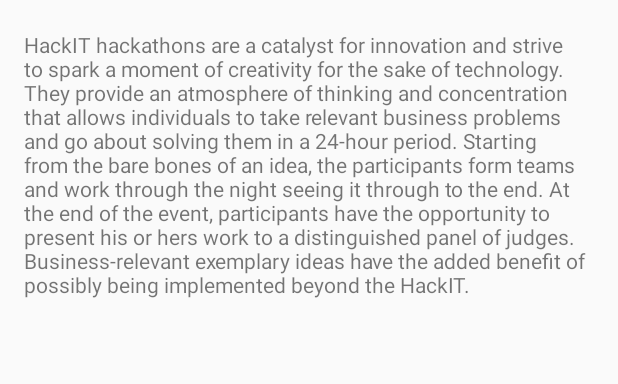
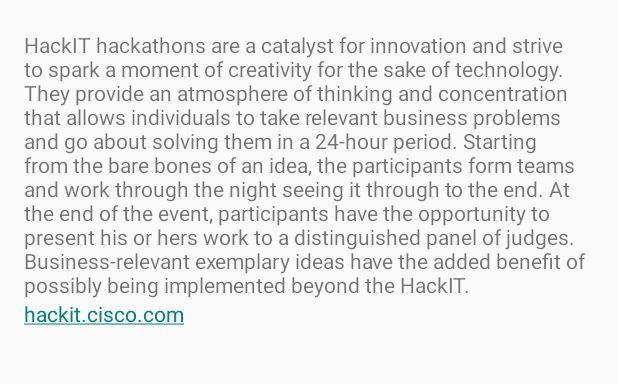
Before and after one commit to Surgens/HackIT-Mobile, an Android app: the screen it shows after launch (MainActivity), on a phone screen of 412 x 824 dp, the part 405-789 px from its top. Run offline under Robolectric (Android 15) with nearby library versions, the phone set to English and light mode, and no system bars.

Commit message:
updated fragment_main_dummy.xml

```diff
--- a/Application/src/main/res/layout/fragment_main_dummy.xml
+++ b/Application/src/main/res/layout/fragment_main_dummy.xml
@@ -18,10 +18,6 @@
             android:layout_height="150dp"
             android:src="@drawable/hackit_logo"
             />
-        <TextView
-            android:id="@+id/section_label"
-            android:layout_width="wrap_content"
-            android:layout_height="wrap_content" />
 
         <TextView
             android:paddingTop="20dp"
@@ -34,5 +30,18 @@
             android:layout_alignParentRight="true"
             android:layout_alignParentEnd="true" />
 
+        <TextView
+            android:layout_width="wrap_content"
+            android:textAlignment="center"
+            android:layout_height="wrap_content"
+            android:textAppearance="?android:attr/textAppearanceSmall"
+            android:text="@string/main_link_google"
+            android:id="@+id/main_link"
+            android:layout_below="@+id/textView"
+            android:layout_alignParentLeft="true"
+            android:layout_alignParentStart="true"
+            android:autoLink="web"
+            android:linksClickable="true" />
+
     </RelativeLayout>
 <!--/ScrollView-->
--- a/Application/src/main/res/values/strings.xml
+++ b/Application/src/main/res/values/strings.xml
@@ -23,5 +23,6 @@
         implemented beyond the HackIT.
 
     </string>
+    <string name="main_link_google">hackit.cisco.com</string>
 
 </resources>
```
Also changed, not shown: Application/src/main/java/com/example/android/horizontalpaging/MainActivity.java (+6 -10 lines), 18 other files.
